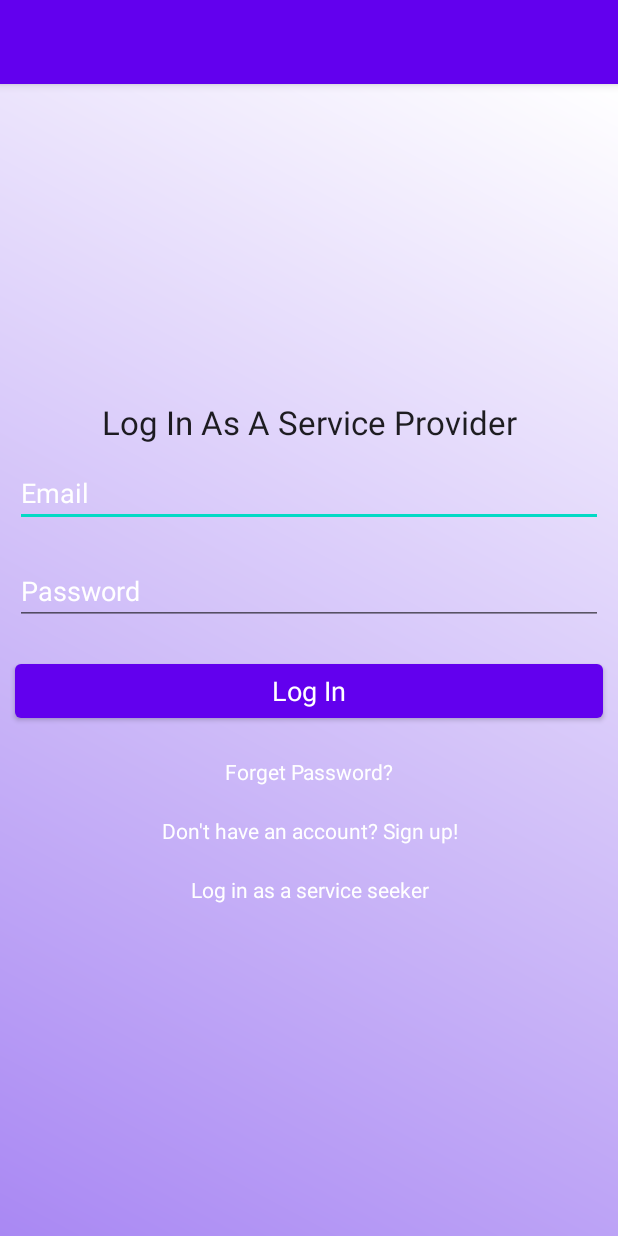
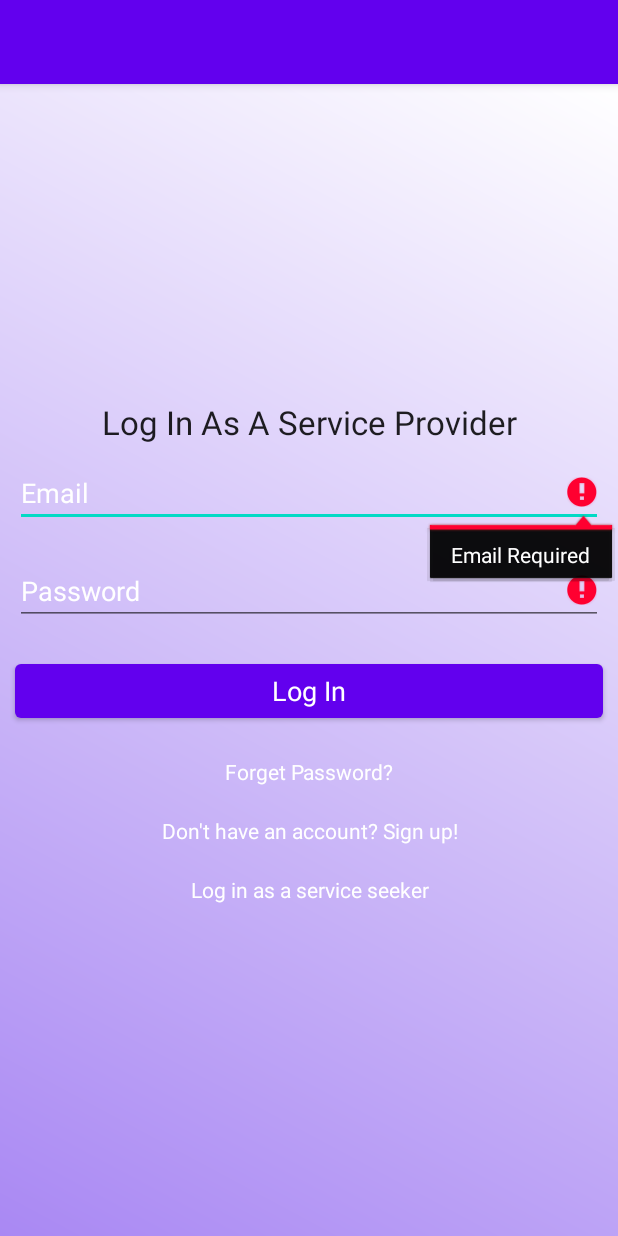
Before and after one commit to mikaty98/MyTestingAp, an Android app: the PLoginActivity screen opened directly, with no data from a screen before it, after a tap on "Log In", on a phone screen of 412 x 824 dp. Run offline under Robolectric (Android 15) with nearby library versions, the phone set to English and light mode, and no system bars; our stand-ins replace Firebase (no records; nobody signed in at launch, a user with empty details on screens opened directly).

Commit message:
mazen's update

```diff
--- a/app/src/main/java/com/example/mytestingapp/PLoginActivity.java
+++ b/app/src/main/java/com/example/mytestingapp/PLoginActivity.java
@@ -5,6 +5,8 @@ import androidx.appcompat.app.AppCompatActivity;
 
 import android.content.Intent;
 import android.os.Bundle;
+import android.text.TextUtils;
+import android.text.TextWatcher;
 import android.view.View;
 import android.widget.TextView;
 import android.widget.Button;
@@ -71,32 +73,55 @@ public class PLoginActivity extends AppCompatActivity {
                 ProviderLogin();
             }
         });
+
+
+
     }
 
     private void ProviderLogin(){
 
         rootNode = FirebaseDatabase.getInstance();
         reference = rootNode.getReference("Providers");
+        boolean errorFlag = false;
         String inputEmail = email.getText().toString().trim();
-        String parts [] = inputEmail.split(".com");
+        String inputPassword = password.getText().toString().trim();
+
+        if (TextUtils.isEmpty(inputEmail)){
+            email.setError("Email Required");
+            //email.setBackgroundColor(0xFFFF0000);
+            errorFlag = true;
+        }
+        else if (!inputEmail.contains("@") || !inputEmail.contains(".com")){
+            email.setError("Invalid Email");
+            //email.setBackgroundColor(0xFFFF0000);
+            errorFlag = true;
+        }
+        if (TextUtils.isEmpty(inputPassword)){
+            password.setError("Password Required");
+            //password.setBackgroundColor(0xFFFF0000);
+            errorFlag = true;
+        }
+
+
+        if (errorFlag){ return;}
+        else {
+            String parts[] = inputEmail.split(".com");
             inputEmail = parts[0];
 
-        String inputPassword = password.getText().toString().trim();
-
-        Query checkUser = reference.orderByChild("email").equalTo(inputEmail+".com");
+            Query checkUser = reference.orderByChild("email").equalTo(inputEmail + ".com");
 
             String finalInputEmail = inputEmail;
-        checkUser.addListenerForSingleValueEvent(new ValueEventListener(){
+            checkUser.addListenerForSingleValueEvent(new ValueEventListener() {
                 @Override
-            public void onDataChange(@NonNull DataSnapshot dataSnapshot){
-                if (dataSnapshot.exists()){
+                public void onDataChange(@NonNull DataSnapshot dataSnapshot) {
+                    if (dataSnapshot.exists()) {
                         email.setError(null);
 
                         String userPassword = dataSnapshot.child(finalInputEmail).child("password").getValue(String.class);
-                    if (userPassword.equals(inputPassword)){
+                        if (userPassword.equals(inputPassword)) {
                             password.setError(null);
                             Provider p = new Provider();
-                        p.setEmail(finalInputEmail+".com");
+                            p.setEmail(finalInputEmail + ".com");
                             p.setPassword(userPassword);
                             p.setId(dataSnapshot.child(finalInputEmail).child("id").getValue(String.class));
                             p.setUserName(dataSnapshot.child(finalInputEmail).child("userName").getValue(String.class));
@@ -107,23 +132,29 @@ public class PLoginActivity extends AppCompatActivity {
 
 
                             Intent intent = new Intent(PLoginActivity.this, HomeActivity.class);
-                        intent.putExtra("provider",p);
+                            intent.putExtra("provider", p);
                             startActivity(intent);
-                    }
-                    else{
-                        Toast.makeText(PLoginActivity.this, "Incorrect Password", Toast.LENGTH_SHORT).show();
+                        } else {
+                            //Toast.makeText(PLoginActivity.this, "Incorrect Password", Toast.LENGTH_SHORT).show();
+                            password.setError("Incorrect Password");
+                            //password.setBackgroundColor(0xFFFF0000);
+                            password.setText("");
                         }
 
-                }
-                else{
-                    Toast.makeText(PLoginActivity.this, "User does not exist!", Toast.LENGTH_SHORT).show();
+                    } else {
+                        //Toast.makeText(PLoginActivity.this, "User does not exist!", Toast.LENGTH_SHORT).show();
+                        email.setError("User does not exist!");
+                        //email.setBackgroundColor(0xFFFF0000);
+                        password.setText("");
                     }
                 }
+
                 @Override
-            public void onCancelled(@NonNull DatabaseError databaseError){
+                public void onCancelled(@NonNull DatabaseError databaseError) {
 
                 }
 
             });
         }
     }
+}
```
Lines whose indentation alone changed are shown as unchanged.
